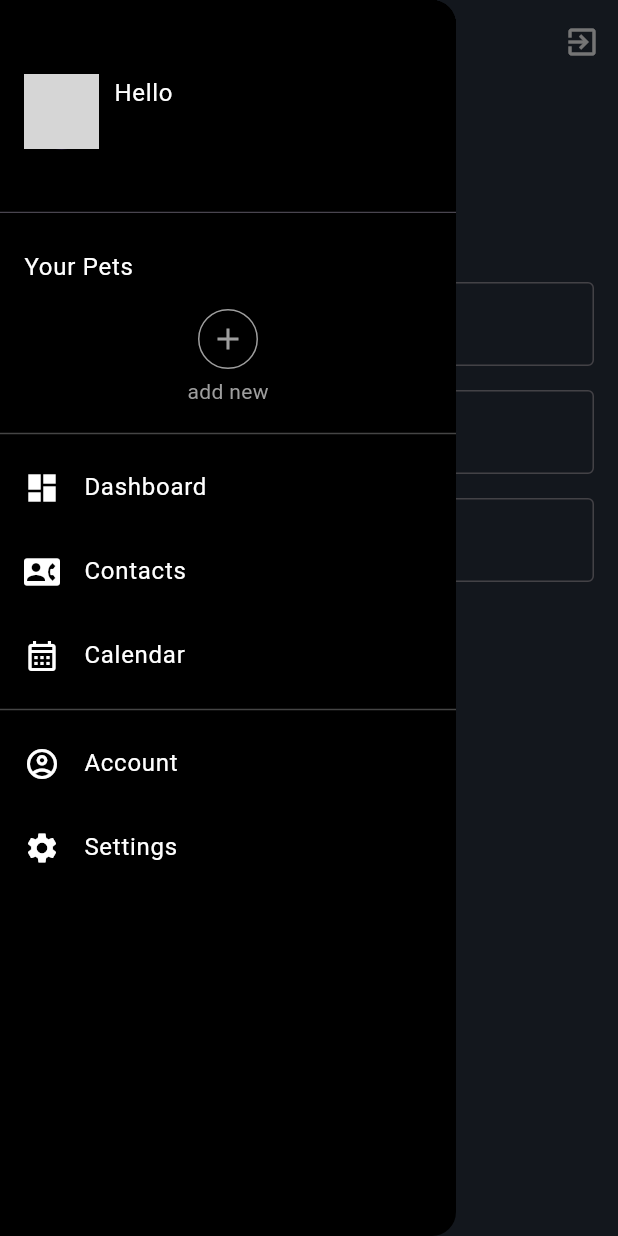
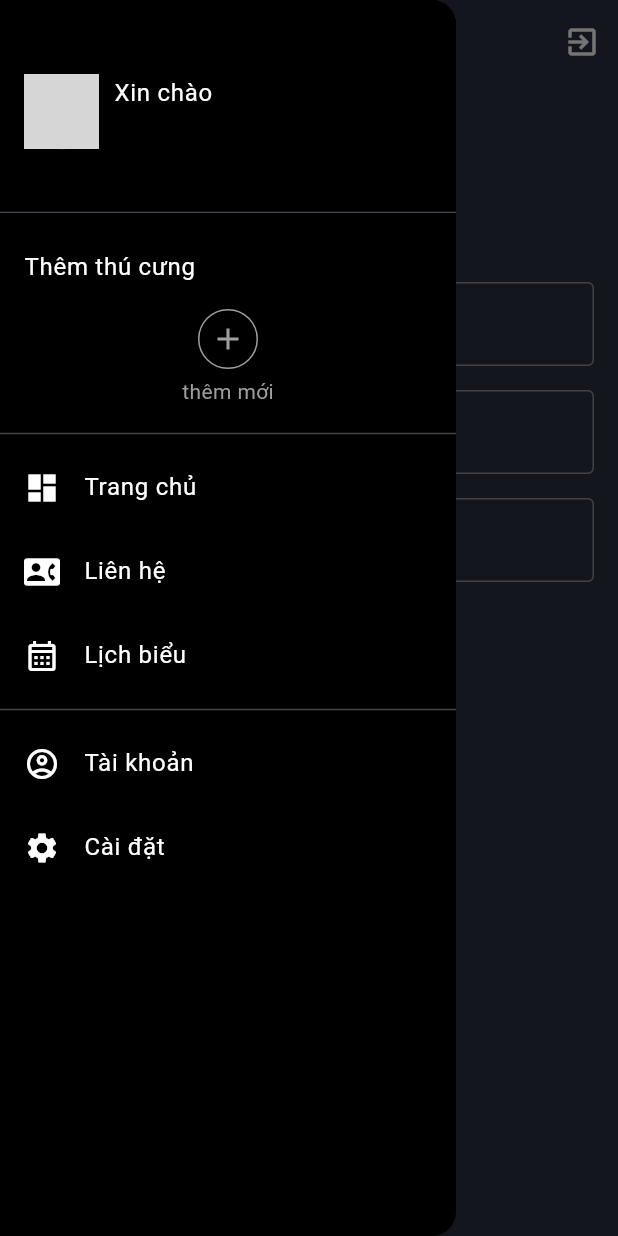
Before and after one commit to tvinhthanh/luanvan2024, a Flutter app: the AccountPage screen opened directly, with the side drawer open, on a phone screen of 412 x 824 dp. Run offline on Flutter 3.47's test engine with Material 3 defaults, Android fonts, the phone set to English and light mode, and no system bars; our stand-ins replace cloud_firestore, country_picker, firebase_auth, firebase_core, google_sign_in, image_picker and 2 more; missing offline and left inert: bcrypt; accounts and stored records are empty; network calls fail; grey boxes are pictures that could not be loaded.

Commit message:
update Vietnamese

```diff
--- a/flutter_petcare_app/lib/features/auth/presentation/pages/account/infoAccount_page.dart
+++ b/flutter_petcare_app/lib/features/auth/presentation/pages/account/infoAccount_page.dart
@@ -147,12 +147,12 @@
           _imageUrl = updatedUser['img'] ?? _imageUrl; // Update _imageUrl from server response
         });
         ScaffoldMessenger.of(context).showSnackBar(SnackBar(
-          content: Text('User information updated successfully'),
+          content: Text('Đã cập nhật thông tin thành công'),
           duration: Duration(seconds: 2),
         ));
       } else {
         ScaffoldMessenger.of(context).showSnackBar(SnackBar(
-          content: Text('Failed to update user information'),
+          content: Text('Cập nhật thông tin thất bại'),
           duration: Duration(seconds: 2),
         ));
       }
@@ -216,7 +216,7 @@
             TextField(
               controller: _nameController,
               decoration: InputDecoration(
-                labelText: 'Name',
+                labelText: 'Tên người dùng',
                 border: OutlineInputBorder(),
               ),
             ),
@@ -224,7 +224,7 @@
             TextField(
               controller: _emailController,
               decoration: InputDecoration(
-                labelText: 'Email',
+                labelText: 'Địa chỉ email',
                 border: OutlineInputBorder(),
               ),
               readOnly: true,
@@ -233,7 +233,7 @@
             TextField(
               controller: _phoneController,
               decoration: InputDecoration(
-                labelText: 'Phone Number',
+                labelText: 'Số điện thoại',
                 border: OutlineInputBorder(),
               ),
               readOnly: true,
@@ -241,7 +241,7 @@
             SizedBox(height: 16),
             ElevatedButton(
               onPressed: _updateUserInfo,
-              child: Text('Save'),
+              child: Text('Lưu'),
             ),
           ],
         ),
--- a/flutter_petcare_app/lib/features/auth/presentation/pages/account/info_page.dart
+++ b/flutter_petcare_app/lib/features/auth/presentation/pages/account/info_page.dart
@@ -207,24 +207,24 @@
                 TextFieldInput(
                   icon: Icons.person,
                   textEditingController: nameController,
-                  hintText: 'Enter your name',
+                  hintText: 'Nhập tên của bạn',
                   textInputType: TextInputType.text,
                 ),
                 TextFieldInput(
                   icon: Icons.email,
                   textEditingController: emailController,
-                  hintText: 'Enter your email',
+                  hintText: 'Nhập địa chỉ email',
                   textInputType: TextInputType.text,
                 ),
                 TextFieldInput(
                   icon: Icons.phone,
                   textEditingController: phoneNumberController,
-                  hintText: 'Enter your phone number',
+                  hintText: 'Nhập số điện thoại',
                   textInputType: TextInputType.phone,
                 ),
                 MyButtons(
                   onTap: submitInfo,
-                  text: isLoading ? "Submitting..." : "Submit",
+                  text: isLoading ? "Đang xác nhận..." : "Xác nhận",
                 ),
               ],
             ),
--- a/flutter_petcare_app/lib/features/auth/presentation/pages/booking/booking_page.dart
+++ b/flutter_petcare_app/lib/features/auth/presentation/pages/booking/booking_page.dart
@@ -253,7 +253,7 @@
               ),
               SizedBox(height: 10),
               Text(
-                DateFormat('EEEE, dd MMMM').format(selectedDate),
+                'Ngày hẹn:\n'+DateFormat('EEEE, dd MMMM').format(selectedDate),
                 style: TextStyle(fontSize: 18, fontWeight: FontWeight.bold),
               ),
               SizedBox(height: 8),
@@ -305,7 +305,7 @@
               ),
               SizedBox(height: 16),
               Text(
-                'Time',
+                'Giờ hẹn: ',
                 style: TextStyle(fontSize: 18, fontWeight: FontWeight.bold),
               ),
               SizedBox(height: 8),
@@ -331,7 +331,7 @@
               ),
               SizedBox(height: 16),
               Text(
-                'Services',
+                'Dịch vụ:',
                 style: TextStyle(fontSize: 18, fontWeight: FontWeight.bold),
               ),
               ...services.map((service) {
@@ -347,14 +347,14 @@
               }).toList(),
               SizedBox(height: 16),
               Text(
-                '* Prices are estimative and the payment will be made at the location.',
+                '*Hãy ghi tình trạng cơ bản của thú cưng của bạn ở đây. Nếu không có hãy bỏ qua.',
                 style: TextStyle(fontSize: 12, color: Colors.grey),
               ),
               SizedBox(height: 5),
               TextField(
                 controller: noteController,
                 decoration: InputDecoration(
-                  labelText: 'Add note',
+                  labelText: 'Nhập tình trạng thú cưng',
                   border: OutlineInputBorder(),
                 ),
                 maxLength: 250,
@@ -399,9 +399,9 @@
                           context: context,
                           builder: (BuildContext context) {
                             return AlertDialog(
-                              title: Text('Booking confirmed'),
+                              title: Text('Xác nhận lịch hẹn thành công'),
                               content: Text(
-                                  'Your booking has been confirmed successfully.'),
+                                  'Lịch hẹn của bạn đã được hệ thống gửi thành công đến phòng khám.'),
                               actions: <Widget>[
                                 TextButton(
                                   onPressed: () {
@@ -418,13 +418,13 @@
                                     );
                                     ;
                                   },
-                                  child: Text('OK'),
+                                  child: Text('Đóng'),
                                 ),
                               ],
                             );
                           },
                         );
-                        print('Booking confirmed successfully');
+                        print('booking confirm');
                       } else {
                         // Xử lý khi có lỗi từ backend
                         print(
@@ -437,7 +437,7 @@
                       // Hiển thị thông báo cho người dùng nếu cần
                     }
                   },
-                  child: Text('Confirm booking'),
+                  child: Text('Đặt lịch hẹn'),
                 ),
               ),
             ],
--- a/flutter_petcare_app/lib/features/auth/presentation/pages/contact/contact_page.dart
+++ b/flutter_petcare_app/lib/features/auth/presentation/pages/contact/contact_page.dart
@@ -122,7 +122,7 @@
           },
         ),
         title: const Text(
-          'Contacts',
+          'DANH SÁCH LIÊN HỆ',
           style: TextStyle(color: Colors.white),
         ),
         actions: [
@@ -148,7 +148,7 @@
                     TextField(
                       decoration: InputDecoration(
                         prefixIcon: const Icon(Icons.search),
-                        hintText: 'Enter contact name',
+                        hintText: 'Nhập tên phòng khám',
                         hintStyle: TextStyle(
                           color: Colors.grey,
                         ),
--- a/flutter_petcare_app/lib/features/auth/presentation/pages/forgotPass/forgotPassword_page.dart
+++ b/flutter_petcare_app/lib/features/auth/presentation/pages/forgotPass/forgotPassword_page.dart
@@ -23,7 +23,7 @@
             myDialogBox(context);
           },
           child: const Text(
-            "Forgot Password?",
+            "Quên mật khẩu?",
             style: TextStyle(
               fontWeight: FontWeight.bold,
               fontSize: 16,
--- a/flutter_petcare_app/lib/features/auth/presentation/pages/googleAuth/google_login.dart
+++ b/flutter_petcare_app/lib/features/auth/presentation/pages/googleAuth/google_login.dart
@@ -52,6 +52,7 @@
                 builder: (context) => HomePage(
                   userName: existingUser['name'],
                   email: existingUser['email'],
+                  imageURLs: existingUser['img'],
                 ),
               ),
             );
@@ -65,6 +66,7 @@
                       FirebaseAuth.instance.currentUser!.displayName.toString(),
                   phoneNumber:
                       FirebaseAuth.instance.currentUser!.phoneNumber ?? "",
+                      type: "google",
                 ),
               ),
             );
@@ -81,7 +83,7 @@
             ),
             const SizedBox(width: 10),
             const Text(
-              "Continue with Google",
+              "Đăng nhập bằng Google",
               style: TextStyle(
                 fontWeight: FontWeight.bold,
                 fontSize: 18,
--- a/flutter_petcare_app/lib/features/auth/presentation/pages/googleAuth/google_resgiter.dart
+++ b/flutter_petcare_app/lib/features/auth/presentation/pages/googleAuth/google_resgiter.dart
@@ -91,7 +91,7 @@
       // Handle any errors during sign-in or user check
       ScaffoldMessenger.of(context).showSnackBar(
         SnackBar(
-          content: Text('Sign-in failed: ${e.toString()}'),
+          content: Text('đăng ký thất bại: ${e.toString()}'),
         ),
       );
     }
@@ -136,7 +136,7 @@
             ),
             const SizedBox(width: 10),
             const Text(
-              "Continue with Google",
+              "Đăng ký bằng Google",
               style: TextStyle(
                 fontWeight: FontWeight.bold,
                 fontSize: 18,
--- a/flutter_petcare_app/lib/features/auth/presentation/pages/home_page.dart
+++ b/flutter_petcare_app/lib/features/auth/presentation/pages/home_page.dart
@@ -88,7 +88,7 @@
         padding: EdgeInsets.all(10),
         children: [
           Text(
-            'Active pet profiles',
+            'Các thú cưng của bạn',
             style: TextStyle(
               fontSize: 20,
               fontWeight: FontWeight.bold,
@@ -99,7 +99,7 @@
           isLoading
               ? Center(child: CircularProgressIndicator())
               : pets.isEmpty
-                  ? Center(child: Text('No pets found'))
+                  ? Center(child: Text('Hiện tại không có thú cưng nào'))
                   : GridView.builder(
                       physics: NeverScrollableScrollPhysics(),
                       shrinkWrap: true,
--- a/flutter_petcare_app/lib/features/auth/presentation/pages/loginSignup/login_page.dart
+++ b/flutter_petcare_app/lib/features/auth/presentation/pages/loginSignup/login_page.dart
@@ -128,25 +128,25 @@
                 TextFieldInput(
                   icon: Icons.person,
                   textEditingController: emailController,
-                  hintText: 'Enter your email',
+                  hintText: 'Nhập địa chỉ email',
                   textInputType: TextInputType.text,
                 ),
                 TextFieldInput(
                   icon: Icons.lock,
                   textEditingController: passwordController,
-                  hintText: 'Enter your password',
+                  hintText: 'Nhập mật khẩu',
                   textInputType: TextInputType.text,
                   isPass: true,
                 ),
                 // Gọi quên mật khẩu bên dưới nút đăng nhập
                 const ForgotPassword(),
-                MyButtons(onTap: loginUser, text: "Log In"),
+                MyButtons(onTap: loginUser, text: "Đăng nhập"),
                 Row(
                   children: [
                     Expanded(
                       child: Container(height: 1, color: Colors.black26),
                     ),
-                    const Text("  or  "),
+                    const Text("  hoặc  "),
                     Expanded(
                       child: Container(height: 1, color: Colors.black26),
                     )
@@ -189,6 +189,7 @@
                                   email: user.email ?? "",
                                   name: user.displayName ?? "",
                                   phoneNumber: user.phoneNumber ?? "",
+                                  type: "google",
                                 ),
                               ),
                             );
@@ -215,7 +216,7 @@
                         ),
                         const SizedBox(width: 10),
                         const Text(
-                          "Continue with Google",
+                          "Đăng nhập với Goole",
                           style: TextStyle(
                             fontWeight: FontWeight.bold,
                             fontSize: 18,
@@ -235,7 +236,7 @@
                     Container(
                       padding: const EdgeInsets.symmetric(vertical: 8),
                       child: const Text(
-                        "Don't have an account? ",
+                        "Bạn không có tài khoản? ",
                         style: TextStyle(fontSize: 18),
                       ),
                     ),
@@ -250,7 +251,7 @@
                       child: Container(
                         padding: const EdgeInsets.symmetric(vertical: 8),
                         child: const Text(
-                          "Sign Up.",
+                          "Đăng ký.",
                           style: TextStyle(
                             color: Colors.blue,
                             fontWeight: FontWeight.bold,
--- a/flutter_petcare_app/lib/features/auth/presentation/pages/loginSignup/signup_page.dart
+++ b/flutter_petcare_app/lib/features/auth/presentation/pages/loginSignup/signup_page.dart
@@ -110,23 +110,23 @@
                 TextFieldInput(
                   icon: Icons.person,
                   textEditingController: nameController,
-                  hintText: 'Enter your name',
+                  hintText: 'Nhập tên của bạn',
                   textInputType: TextInputType.text,
                 ),
                 TextFieldInput(
                   icon: Icons.email,
                   textEditingController: emailController,
-                  hintText: 'Enter your email',
+                  hintText: 'Nhập địa chỉ email',
                   textInputType: TextInputType.text,
                 ),
                 TextFieldInput(
                   icon: Icons.lock,
                   textEditingController: passwordController,
-                  hintText: 'Enter your password',
+                  hintText: 'Nhập mật khẩu',
                   textInputType: TextInputType.text,
                   isPass: true,
                 ),
-                MyButtons(onTap: signupUser, text: "Sign Up"),
+                MyButtons(onTap: signupUser, text: "Đăng ký"),
                 Row(
                   children: [
                     Expanded(
@@ -134,7 +134,7 @@
                     ),
                     const Padding(
                       padding: EdgeInsets.symmetric(horizontal: 8.0),
-                      child: Text("or"),
+                      child: Text("hoặc"),
                     ),
                     Expanded(
                       child: Container(height: 1, color: Colors.black26),
@@ -147,7 +147,7 @@
                   mainAxisAlignment: MainAxisAlignment.center,
                   children: [
                     const Text(
-                      "Already have an account? ",
+                      "Bạn đã có tài khoản? ",
                       style: TextStyle(fontSize: 18),
                     ),
                     GestureDetector(
@@ -159,7 +159,7 @@
                         );
                       },
                       child: const Text(
-                        "Sign In.",
+                        "Đăng nhập.",
                         style: TextStyle(
                           color: Colors.blue,
                           fontWeight: FontWeight.bold,
--- a/flutter_petcare_app/lib/features/auth/presentation/pages/pet/chooseBreedType_page.dart
+++ b/flutter_petcare_app/lib/features/auth/presentation/pages/pet/chooseBreedType_page.dart
@@ -127,7 +127,7 @@
       backgroundColor: const Color(0xFF2A3240),
       appBar: AppBar(
         title: Text(
-          'Add Pet Profile',
+          'THÔNG TIN THÚ CƯNG',
           style: TextStyle(color: Colors.white),
         ),
         backgroundColor: const Color(0xFF2A3240),
@@ -156,14 +156,14 @@
         children: [
           Positioned(
             top: 10,
-            left: 150,
+            left: 100,
             child: Padding(
               padding: const EdgeInsets.all(8.0),
               child: Column(
                 crossAxisAlignment: CrossAxisAlignment.end,
                 children: [
                   Text(
-                    'Breed',
+                    'Chọn loại thú cưng',
                     style: TextStyle(color: Colors.white, fontSize: 20),
                   ),
                 ],
@@ -256,7 +256,7 @@
                                     }).toList() ??
                                     [],
                                 hint: Text(
-                                  'Select Breed',
+                                  'Chọn giống thú cưng',
                                   style: TextStyle(color: Colors.white),
                                 ),
                               ),
@@ -304,7 +304,7 @@
                       MaterialPageRoute(builder: (context) => AddPetPage(email: widget.email,userName: widget.userName, imageURLs: widget.imageURLs, breedId: selectedBreedType!.id, breedType: selectedBreedName,)),
                     );
                   },
-                  child: Text('Continue'),
+                  child: Text('Tiếp tục'),
                 ),
               ],
             ),
--- a/flutter_petcare_app/lib/features/auth/presentation/pages/phoneAuth/phone_login.dart
+++ b/flutter_petcare_app/lib/features/auth/presentation/pages/phoneAuth/phone_login.dart
@@ -51,7 +51,7 @@
             ),
             const SizedBox(width: 10),
             const Text(
-              "Sign in with Phone",
+              "Đăng nhập bằng số điện thoại",
               style: TextStyle(
                 fontWeight: FontWeight.bold,
                 fontSize: 18,
--- a/flutter_petcare_app/lib/features/auth/presentation/pages/phoneAuth/phone_register.dart
+++ b/flutter_petcare_app/lib/features/auth/presentation/pages/phoneAuth/phone_register.dart
@@ -50,7 +50,7 @@
             ),
             const SizedBox(width: 10),
             const Text(
-              "Sign in with Phone",
+              "Đăng ký bằng số điện thoại",
               style: TextStyle(
                 fontWeight: FontWeight.bold,
                 fontSize: 18,
--- a/flutter_petcare_app/lib/features/auth/presentation/pages/splashScreen/intro_page.dart
+++ b/flutter_petcare_app/lib/features/auth/presentation/pages/splashScreen/intro_page.dart
@@ -54,7 +54,7 @@
                     child: const Padding(
                       padding: EdgeInsets.all(16.0), // Padding for the button
                       child: Text(
-                        'Get Started',
+                        'Bắt Đầu',
                         style: TextStyle(
                           color: AppPallete.whiteColor, // Button text color
                           fontSize: 20,
--- a/flutter_petcare_app/lib/features/auth/presentation/widgets/custom_drawer.dart
+++ b/flutter_petcare_app/lib/features/auth/presentation/widgets/custom_drawer.dart
@@ -43,7 +43,7 @@
                         mainAxisAlignment: MainAxisAlignment.center,
                         children: [
                           Text(
-                            'Hello',
+                            'Xin chào',
                             style: TextStyle(fontSize: 16, color: Colors.white),
                           ),
                           Text(
@@ -60,7 +60,7 @@
           ),
           ListTile(
             title: Text(
-              'Your Pets',
+              'Thêm thú cưng',
               style: TextStyle(color: Colors.white),
             ),
           ),
@@ -91,7 +91,7 @@
                 ),
                 SizedBox(height: 5),
                 Text(
-                  'add new',
+                  'thêm mới',
                   style: TextStyle(color: Colors.grey),
                 ),
                 SizedBox(height: 10),
@@ -102,7 +102,7 @@
           ListTile(
             leading: Icon(Icons.dashboard, color: Colors.white),
             title: Text(
-              'Dashboard',
+              'Trang chủ',
               style: TextStyle(color: Colors.white),
             ),
             onTap: () {
@@ -121,7 +121,7 @@
           ListTile(
             leading: Icon(Icons.contact_phone, color: Colors.white),
             title: Text(
-              'Contacts',
+              'Liên hệ',
               style: TextStyle(color: Colors.white),
             ),
             onTap: () {
@@ -140,7 +140,7 @@
           ListTile(
             leading: Icon(Icons.calendar_month_outlined, color: Colors.white),
             title: Text(
-              'Calendar',
+              'Lịch biểu',
               style: TextStyle(color: Colors.white),
             ),
             onTap: () {
@@ -160,7 +160,7 @@
           ListTile(
             leading: Icon(Icons.account_circle_outlined, color: Colors.white),
             title: Text(
-              'Account',
+              'Tài khoản',
               style: TextStyle(color: Colors.white),
             ),
             onTap: () {
@@ -179,7 +179,7 @@
           ListTile(
             leading: Icon(Icons.settings, color: Colors.white),
             title: Text(
-              'Settings',
+              'Cài đặt',
               style: TextStyle(color: Colors.white),
             ),
             onTap: () {
```
Also changed, not shown: flutter_petcare_app/lib/features/auth/presentation/pages/calendar/calendar_page.dart (+19 -19 lines), flutter_petcare_app/lib/features/auth/presentation/pages/contact/contactDetail_page.dart (+7 -7 lines), flutter_petcare_app/lib/features/auth/presentation/pages/pet/addPet_page.dart (+24 -22 lines), flutter_petcare_app/lib/features/auth/presentation/pages/pet/detailPet_page.dart (+52 -29 lines).
